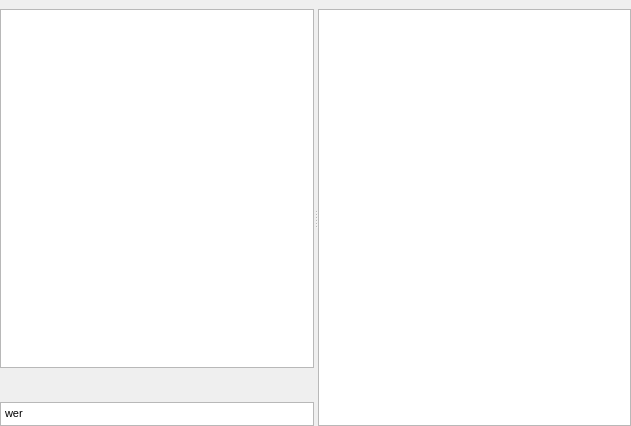
The window that application/GUI/Chat/ChatWidget.ui (Ummon/D-LAN) describes before a commit, drawn with Qt 5.
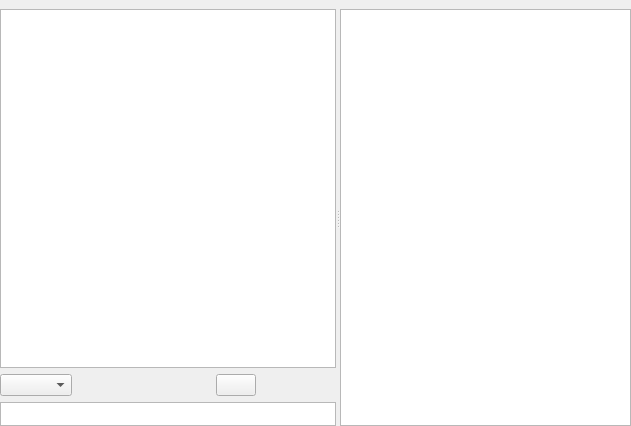
The same window after the commit. Icons and pictures are not drawn. Custom widgets are drawn as their Qt base class.

Commit message: Text formatting (chat widget), work in progress...

```diff
--- a/application/GUI/Chat/ChatWidget.ui
+++ b/application/GUI/Chat/ChatWidget.ui
@@ -54,6 +54,9 @@
        </item>
        <item>
         <layout class="QHBoxLayout" name="horizontalLayout">
+         <item>
+          <widget class="QComboBox" name="cmbFontSize"/>
+         </item>
          <item>
           <widget class="QPushButton" name="butBold">
            <property name="text">
@@ -63,6 +66,9 @@
             <iconset resource="../ressources.qrc">
              <normaloff>:/icons/ressources/text_bold.png</normaloff>:/icons/ressources/text_bold.png</iconset>
            </property>
+           <property name="checkable">
+            <bool>true</bool>
+           </property>
            <property name="flat">
             <bool>true</bool>
            </property>
@@ -77,6 +83,9 @@
             <iconset resource="../ressources.qrc">
              <normaloff>:/icons/ressources/text_italic.png</normaloff>:/icons/ressources/text_italic.png</iconset>
            </property>
+           <property name="checkable">
+            <bool>true</bool>
+           </property>
            <property name="flat">
             <bool>true</bool>
            </property>
@@ -91,11 +100,21 @@
             <iconset resource="../ressources.qrc">
              <normaloff>:/icons/ressources/text_underline.png</normaloff>:/icons/ressources/text_underline.png</iconset>
            </property>
+           <property name="checkable">
+            <bool>true</bool>
+           </property>
            <property name="flat">
             <bool>true</bool>
            </property>
           </widget>
          </item>
+         <item>
+          <widget class="GUI::ColorBox" name="colorBox">
+           <property name="text">
+            <string/>
+           </property>
+          </widget>
+         </item>
          <item>
           <spacer name="horizontalSpacer">
            <property name="orientation">
@@ -132,11 +151,14 @@
           <string notr="true"/>
          </property>
          <property name="html">
-          <string>&lt;!DOCTYPE HTML PUBLIC &quot;-//W3C//DTD HTML 4.0//EN&quot; &quot;http://www.w3.org/TR/REC-html40/strict.dtd&quot;&gt;
+          <string notr="true">&lt;!DOCTYPE HTML PUBLIC &quot;-//W3C//DTD HTML 4.0//EN&quot; &quot;http://www.w3.org/TR/REC-html40/strict.dtd&quot;&gt;
 &lt;html&gt;&lt;head&gt;&lt;meta name=&quot;qrichtext&quot; content=&quot;1&quot; /&gt;&lt;style type=&quot;text/css&quot;&gt;
 p, li { white-space: pre-wrap; }
-&lt;/style&gt;&lt;/head&gt;&lt;body style=&quot; font-family:'MS Shell Dlg 2'; font-size:8.25pt; font-weight:400; font-style:normal;&quot;&gt;
-&lt;p style=&quot; margin-top:0px; margin-bottom:0px; margin-left:0px; margin-right:0px; -qt-block-indent:0; text-indent:0px;&quot;&gt;&lt;span style=&quot; font-size:8pt;&quot;&gt;wer&lt;/span&gt;&lt;/p&gt;&lt;/body&gt;&lt;/html&gt;</string>
+&lt;/style&gt;&lt;/head&gt;&lt;body style=&quot; font-family:'Sans'; font-size:8pt; font-weight:400; font-style:normal;&quot;&gt;
+&lt;p style=&quot;-qt-paragraph-type:empty; margin-top:0px; margin-bottom:0px; margin-left:0px; margin-right:0px; -qt-block-indent:0; text-indent:0px;&quot;&gt;&lt;br /&gt;&lt;/p&gt;&lt;/body&gt;&lt;/html&gt;</string>
+         </property>
+         <property name="textInteractionFlags">
+          <set>Qt::TextEditorInteraction</set>
          </property>
         </widget>
        </item>
@@ -154,6 +176,13 @@
    </item>
   </layout>
  </widget>
+ <customwidgets>
+  <customwidget>
+   <class>GUI::ColorBox</class>
+   <extends>QPushButton</extends>
+   <header>ColorBox.h</header>
+  </customwidget>
+ </customwidgets>
  <resources>
   <include location="../ressources.qrc"/>
  </resources>
```
The commit also changes 11 other files.
